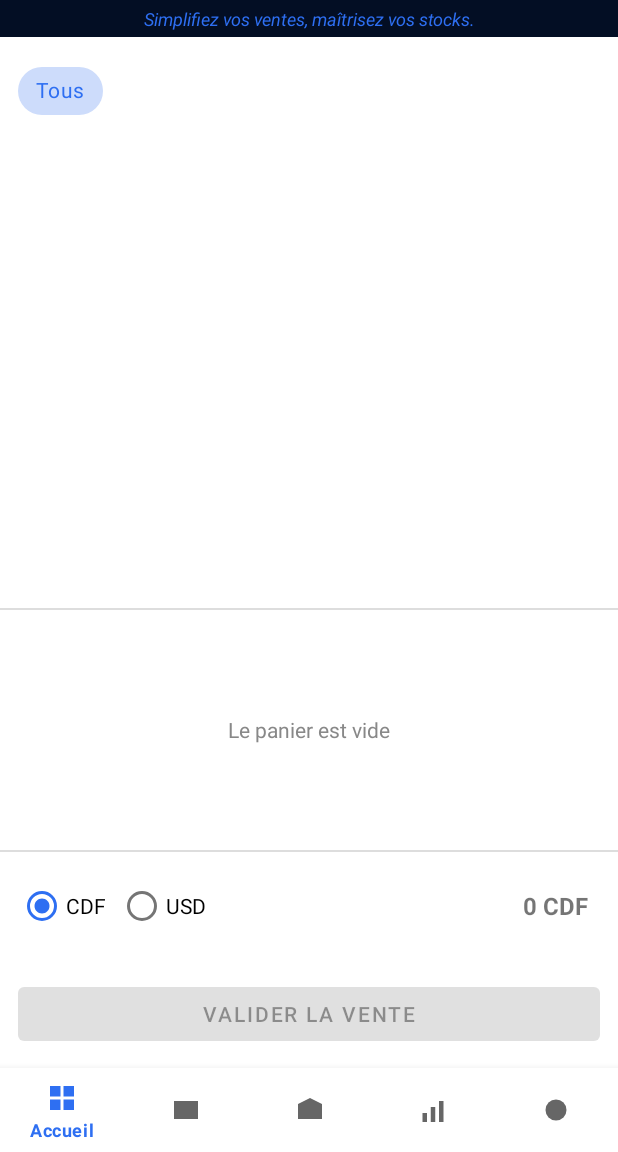
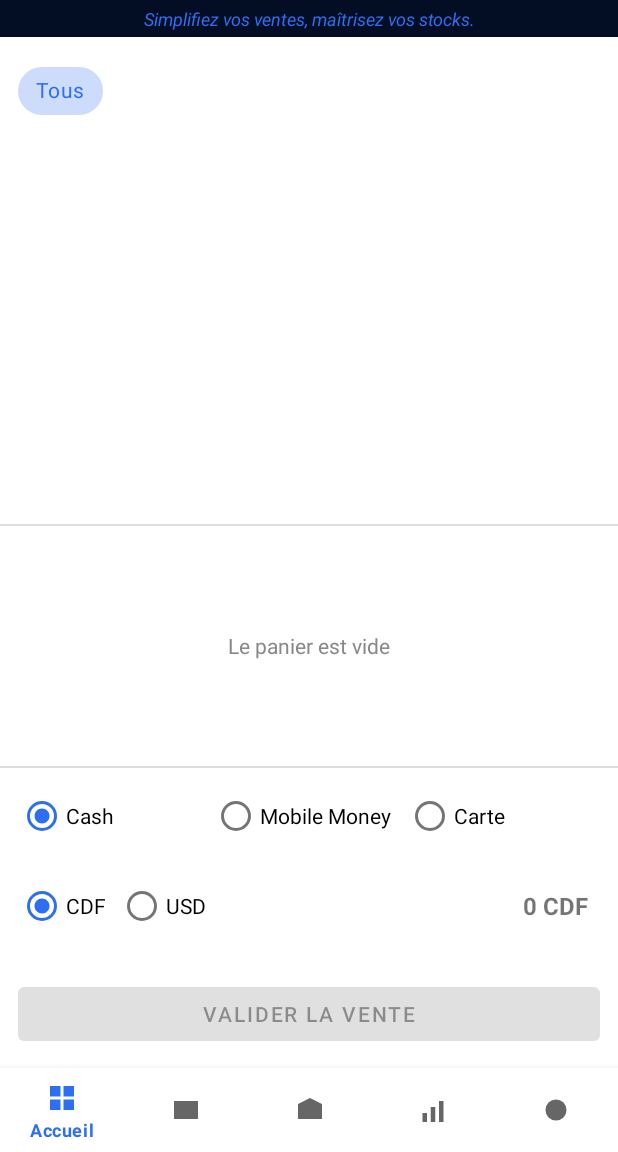
Before and after one commit to deogracekasonga-commits/shukrani-business, an Android app: the fragment PosFragment placed in its activity, on a phone screen of 412 x 824 dp, the part 84-1236 px from its top. Run offline under Robolectric (Android 15) with nearby library versions, the phone set to English and light mode, and no system bars; our stand-ins replace Room's generated code; 2 statements that could not run were skipped.

Commit message:
Ajoute le mode de paiement (Cash / Mobile Money / Carte) sur les ventes
- Sale : nouveau champ paymentMethod (CASH/MOBILE_MONEY/CARD) + fournisseur
  mobile money optionnel (M-Pesa, Airtel Money, Orange Money). DB v4.
- POS : sélection du mode de paiement à la validation d'une vente.
- Affiché sur le reçu imprimé, le détail de vente, l'export CSV, et un
  récapitulatif par mode de paiement dans Rapports.
- Synchronisé vers Supabase (colonnes payment_method/mobile_money_provider
  ajoutées à la table sales).

C'est un enregistrement manuel du mode de paiement, pas une intégration
de paiement réelle (aucun compte marchand requis).

Co-Authored-By: Claude Sonnet 5 <noreply@anthropic.com>
Claude-Session: https://claude.ai/code/session_018EcmZrwUVUyv4dhWzb14nM

```diff
--- a/mobile/app/src/main/java/com/shukranibusiness/app/data/AppDatabase.kt
+++ b/mobile/app/src/main/java/com/shukranibusiness/app/data/AppDatabase.kt
@@ -17,7 +17,7 @@ import com.shukranibusiness.app.data.entities.StockMovement
 
 @Database(
     entities = [Employee::class, Product::class, Sale::class, SaleItem::class, StockMovement::class],
-    version = 3,
+    version = 4,
     exportSchema = false
 )
 @TypeConverters(Converters::class)
--- a/mobile/app/src/main/java/com/shukranibusiness/app/data/entities/Sale.kt
+++ b/mobile/app/src/main/java/com/shukranibusiness/app/data/entities/Sale.kt
@@ -23,6 +23,9 @@ data class Sale(
     val status: SaleStatus = SaleStatus.COMPLETED,
     val canceledByEmployeeName: String? = null,
     val canceledAtMillis: Long? = null,
+    val paymentMethod: PaymentMethod = PaymentMethod.CASH,
+    /** Nom de l'opérateur (ex. "M-Pesa", "Airtel Money", "Orange Money") — renseigné seulement si paymentMethod = MOBILE_MONEY. */
+    val mobileMoneyProvider: String? = null,
     /** Identifiant stable utilisé pour la synchronisation cloud (indépendant de [id] local). */
     val cloudUuid: String = UUID.randomUUID().toString(),
     /** true tant que l'état actuel de cette vente n'a pas encore été poussé vers le cloud. */
--- a/mobile/app/src/main/java/com/shukranibusiness/app/sync/SupabaseSyncClient.kt
+++ b/mobile/app/src/main/java/com/shukranibusiness/app/sync/SupabaseSyncClient.kt
@@ -78,6 +78,8 @@ object SupabaseSyncClient {
             put("currency_paid", sale.currencyPaid)
             put("exchange_rate_used", sale.exchangeRateUsed)
             put("status", sale.status.name)
+            put("payment_method", sale.paymentMethod.name)
+            put("mobile_money_provider", sale.mobileMoneyProvider)
             put("canceled_by_employee_name", sale.canceledByEmployeeName)
             put("canceled_at_millis", sale.canceledAtMillis)
         }
--- a/mobile/app/src/main/java/com/shukranibusiness/app/ui/pos/PosFragment.kt
+++ b/mobile/app/src/main/java/com/shukranibusiness/app/ui/pos/PosFragment.kt
@@ -4,6 +4,7 @@ import android.os.Bundle
 import android.view.LayoutInflater
 import android.view.View
 import android.view.ViewGroup
+import android.widget.ArrayAdapter
 import android.widget.Toast
 import androidx.fragment.app.Fragment
 import androidx.lifecycle.lifecycleScope
@@ -15,6 +16,7 @@ import com.shukranibusiness.app.data.InsufficientStockException
 import com.shukranibusiness.app.data.Prefs
 import com.shukranibusiness.app.data.ShopRepository
 import com.shukranibusiness.app.data.entities.Employee
+import com.shukranibusiness.app.data.entities.PaymentMethod
 import com.shukranibusiness.app.data.entities.Product
 import com.shukranibusiness.app.databinding.FragmentPosBinding
 import com.shukranibusiness.app.util.CurrencyFormatter
@@ -72,6 +74,16 @@ class PosFragment : Fragment() {
 
         binding.currencyGroup.setOnCheckedChangeListener { _, _ -> refreshCartUi() }
         binding.checkoutButton.setOnClickListener { checkout() }
+
+        binding.mobileMoneyProviderSpinner.adapter = ArrayAdapter(
+            requireContext(),
+            android.R.layout.simple_spinner_dropdown_item,
+            resources.getStringArray(R.array.mobile_money_providers)
+        )
+        binding.paymentMethodGroup.setOnCheckedChangeListener { _, checkedId ->
+            binding.mobileMoneyProviderSpinner.visibility =
+                if (checkedId == R.id.paymentMobileMoneyRadio) View.VISIBLE else View.GONE
+        }
 
         lifecycleScope.launch {
             val employeeId = prefs.loggedInEmployeeId
@@ -161,10 +173,22 @@ class PosFragment : Fragment() {
 
         val currency = if (binding.usdRadio.isChecked) "USD" else "CDF"
         val exchangeRate = prefs.exchangeRateCdfPerUsd
+        val paymentMethod = when (binding.paymentMethodGroup.checkedRadioButtonId) {
+            R.id.paymentMobileMoneyRadio -> PaymentMethod.MOBILE_MONEY
+            R.id.paymentCardRadio -> PaymentMethod.CARD
+            else -> PaymentMethod.CASH
+        }
+        val mobileMoneyProvider = if (paymentMethod == PaymentMethod.MOBILE_MONEY) {
+            binding.mobileMoneyProviderSpinner.selectedItem as? String
+        } else {
+            null
+        }
 
         lifecycleScope.launch {
             try {
-                val sale = repository.recordSale(employee, lines, currency, exchangeRate)
+                val sale = repository.recordSale(
+                    employee, lines, currency, exchangeRate, paymentMethod, mobileMoneyProvider
+                )
                 cart.clear()
                 refreshCartUi()
                 Toast.makeText(requireContext(), getString(R.string.sale_recorded), Toast.LENGTH_SHORT).show()
--- a/mobile/app/src/main/java/com/shukranibusiness/app/ui/reports/SaleDetailDialog.kt
+++ b/mobile/app/src/main/java/com/shukranibusiness/app/ui/reports/SaleDetailDialog.kt
@@ -12,6 +12,7 @@ import com.shukranibusiness.app.data.entities.SaleItem
 import com.shukranibusiness.app.data.entities.SaleStatus
 import com.shukranibusiness.app.databinding.DialogSaleDetailBinding
 import com.shukranibusiness.app.util.CurrencyFormatter
+import com.shukranibusiness.app.util.PaymentMethodFormatter
 import java.text.SimpleDateFormat
 import java.util.Date
 import java.util.Locale
@@ -40,7 +41,8 @@ class SaleDetailDialog(
 
         binding.totalText.text = "${getString(R.string.label_total)} : " +
             CurrencyFormatter.formatBoth(sale.totalCdf, sale.totalUsd) +
-            " — ${sale.employeeName}, ${sdf.format(Date(sale.dateTimeMillis))}"
+            " — ${sale.employeeName}, ${sdf.format(Date(sale.dateTimeMillis))}\n" +
+            "${getString(R.string.label_payment_method)} : ${PaymentMethodFormatter.label(sale.paymentMethod, sale.mobileMoneyProvider)}"
 
         if (sale.status == SaleStatus.CANCELED) {
             val canceledAt = sale.canceledAtMillis?.let { sdf.format(Date(it)) } ?: ""
--- a/mobile/app/src/main/java/com/shukranibusiness/app/util/CsvExporter.kt
+++ b/mobile/app/src/main/java/com/shukranibusiness/app/util/CsvExporter.kt
@@ -19,10 +19,11 @@ object CsvExporter {
         file.bufferedWriter().use { writer ->
             writer.write(
                 "Date,Employé,Produit,Quantité,Prix unitaire CDF,Prix unitaire USD," +
-                    "Sous-total CDF,Sous-total USD,Devise payée,Statut,Marge CDF,Marge USD\n"
+                    "Sous-total CDF,Sous-total USD,Devise payée,Mode de paiement,Statut,Marge CDF,Marge USD\n"
             )
             for (sale in sales) {
                 val statusLabel = if (sale.status == SaleStatus.CANCELED) "ANNULÉE" else "VALIDÉE"
+                val paymentLabel = PaymentMethodFormatter.label(sale.paymentMethod, sale.mobileMoneyProvider)
                 for (item in itemsBySale[sale.id].orEmpty()) {
                     val hasCost = item.unitCostCdf > 0 || item.unitCostUsd > 0
                     val marginCdf = if (hasCost) (item.subtotalCdf - item.unitCostCdf * item.quantity).toString() else ""
@@ -37,6 +38,7 @@ object CsvExporter {
                         item.subtotalCdf.toString(),
                         item.subtotalUsd.toString(),
                         sale.currencyPaid,
+                        paymentLabel,
                         statusLabel,
                         marginCdf,
                         marginUsd
--- a/mobile/app/src/main/java/com/shukranibusiness/app/util/ReceiptPrinter.kt
+++ b/mobile/app/src/main/java/com/shukranibusiness/app/util/ReceiptPrinter.kt
@@ -59,7 +59,7 @@ object ReceiptPrinter {
         }
         out += "--------------------------------"
         out += "TOTAL : ${CurrencyFormatter.formatBoth(sale.totalCdf, sale.totalUsd)}"
-        out += "Payé en ${sale.currencyPaid}"
+        out += "Payé en ${sale.currencyPaid} — ${PaymentMethodFormatter.label(sale.paymentMethod, sale.mobileMoneyProvider)}"
         out += ""
         out += "Merci pour votre achat !"
         return out
--- a/mobile/app/src/main/res/layout/fragment_pos.xml
+++ b/mobile/app/src/main/res/layout/fragment_pos.xml
@@ -51,6 +51,51 @@
     <LinearLayout
         android:layout_width="match_parent"
         android:layout_height="wrap_content"
+        android:orientation="vertical"
+        android:paddingStart="12dp"
+        android:paddingEnd="12dp"
+        android:paddingTop="8dp">
+
+        <RadioGroup
+            android:id="@+id/paymentMethodGroup"
+            android:layout_width="match_parent"
+            android:layout_height="wrap_content"
+            android:orientation="horizontal">
+
+            <RadioButton
+                android:id="@+id/paymentCashRadio"
+                android:layout_width="0dp"
+                android:layout_height="wrap_content"
+                android:layout_weight="1"
+                android:checked="true"
+                android:text="@string/payment_method_cash" />
+
+            <RadioButton
+                android:id="@+id/paymentMobileMoneyRadio"
+                android:layout_width="0dp"
+                android:layout_height="wrap_content"
+                android:layout_weight="1"
+                android:text="@string/payment_method_mobile_money" />
+
+            <RadioButton
+                android:id="@+id/paymentCardRadio"
+                android:layout_width="0dp"
+                android:layout_height="wrap_content"
+                android:layout_weight="1"
+                android:text="@string/payment_method_card" />
+        </RadioGroup>
+
+        <Spinner
+            android:id="@+id/mobileMoneyProviderSpinner"
+            android:layout_width="match_parent"
+            android:layout_height="wrap_content"
+            android:layout_marginTop="4dp"
+            android:visibility="gone" />
+    </LinearLayout>
+
+    <LinearLayout
+        android:layout_width="match_parent"
+        android:layout_height="wrap_content"
         android:orientation="horizontal"
         android:gravity="center_vertical"
         android:padding="12dp">
--- a/mobile/app/src/main/res/values/strings.xml
+++ b/mobile/app/src/main/res/values/strings.xml
@@ -34,6 +34,16 @@
     <string name="label_total">Total</string>
     <string name="label_currency_cdf">CDF</string>
     <string name="label_currency_usd">USD</string>
+
+    <string name="payment_method_cash">Cash</string>
+    <string name="payment_method_mobile_money">Mobile Money</string>
+    <string name="payment_method_card">Carte</string>
+    <string-array name="mobile_money_providers">
+        <item>M-Pesa</item>
+        <item>Airtel Money</item>
+        <item>Orange Money</item>
+    </string-array>
+    <string name="label_payment_method">Paiement</string>
 
     <string name="action_add_product">Ajouter un produit</string>
     <string name="action_restock">Réapprovisionner</string>
```
Also changed, not shown: mobile/app/src/main/java/com/shukranibusiness/app/data/Converters.kt (+7 -0 lines), mobile/app/src/main/java/com/shukranibusiness/app/data/ShopRepository.kt (+8 -1 lines), mobile/app/src/main/java/com/shukranibusiness/app/data/entities/PaymentMethod.kt (added, +7 -0 lines), mobile/app/src/main/java/com/shukranibusiness/app/ui/reports/ReportsFragment.kt (+11 -0 lines), mobile/app/src/main/java/com/shukranibusiness/app/util/PaymentMethodFormatter.kt (added, +12 -0 lines), mobile/app/src/main/res/layout/fragment_reports.xml (+10 -0 lines), 1 other file.
